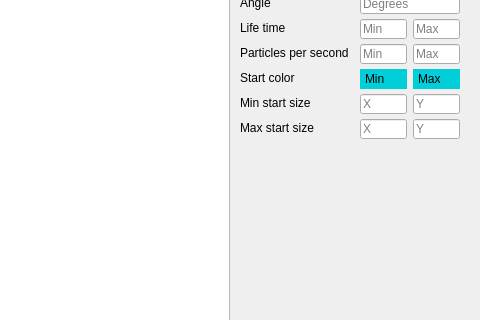
The window that tools/ParticleEditor/mainwindow.ui (threkk/psibranch3irrlicht) describes before a commit, drawn with Qt 5; both pictures show x 320 to 800 and y 167 to 487 of the 800 by 600 pixel window.
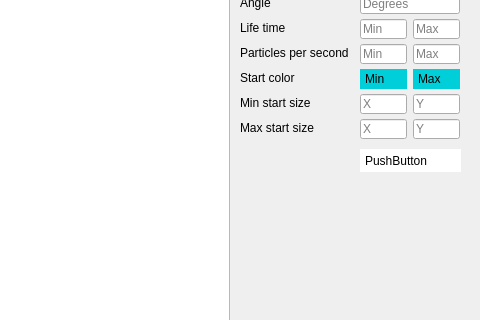
The same window after the commit.

```diff
--- a/tools/ParticleEditor/mainwindow.ui
+++ b/tools/ParticleEditor/mainwindow.ui
@@ -457,6 +457,23 @@
      <string>Y</string>
     </property>
    </widget>
+   <widget class="QPushButton" name="pushButton_OpenTex">
+    <property name="geometry">
+     <rect>
+      <x>680</x>
+      <y>280</y>
+      <width>101</width>
+      <height>23</height>
+     </rect>
+    </property>
+    <property name="styleSheet">
+     <string notr="true">background-color: rgb(255, 255, 255);
+border: 1;text-align:left;padding-left:5px;</string>
+    </property>
+    <property name="text">
+     <string>PushButton</string>
+    </property>
+   </widget>
   </widget>
   <widget class="QMenuBar" name="menuBar">
    <property name="geometry">
```
Left out of the diff: 6 changed lines with no effect on the pictures.
